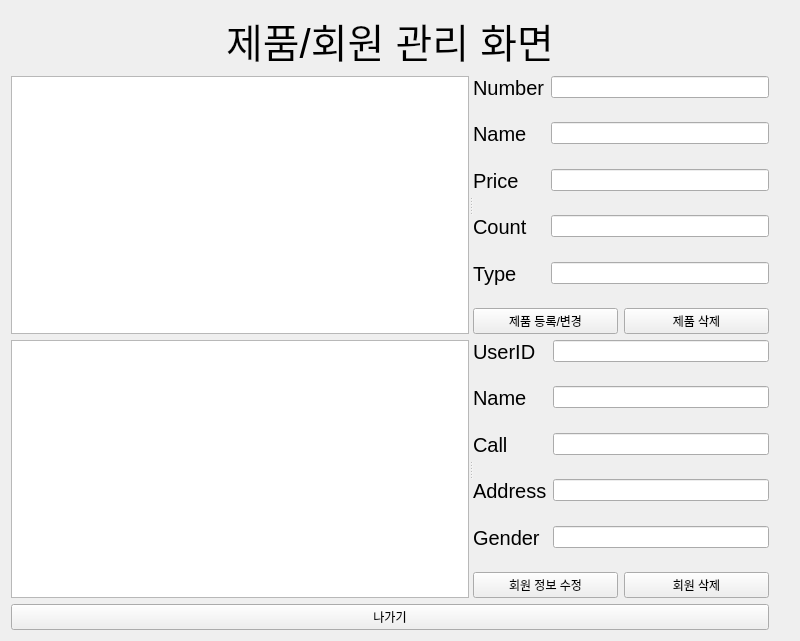
Before: the Qt Designer form productmanager.ui in YJinPort/Qt_DB_Project, drawn with Qt 5.
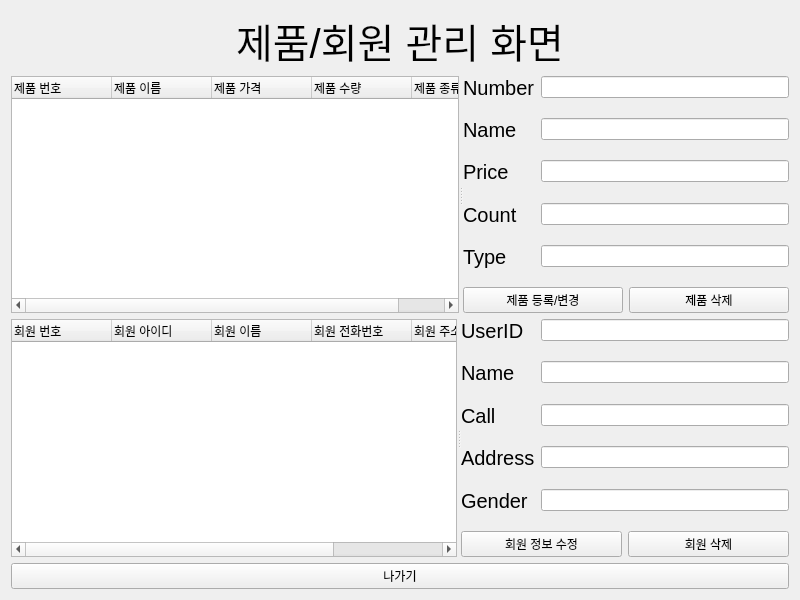
After: the same form once the commit is applied.

Diff of the .ui file:
```diff
--- a/productmanager.ui
+++ b/productmanager.ui
@@ -13,7 +13,7 @@
   <property name="windowTitle">
    <string>Form</string>
   </property>
-  <layout class="QHBoxLayout" name="horizontalLayout_3">
+  <layout class="QVBoxLayout" name="verticalLayout_4">
    <item>
     <layout class="QVBoxLayout" name="verticalLayout_3">
      <item>
@@ -36,25 +36,32 @@
        <property name="orientation">
         <enum>Qt::Horizontal</enum>
        </property>
-       <widget class="QTableView" name="productTableView">
-        <property name="minimumSize">
-         <size>
-          <width>458</width>
-          <height>258</height>
-         </size>
-        </property>
-        <property name="editTriggers">
-         <set>QAbstractItemView::NoEditTriggers</set>
-        </property>
-        <property name="alternatingRowColors">
-         <bool>true</bool>
-        </property>
-        <property name="selectionBehavior">
-         <enum>QAbstractItemView::SelectRows</enum>
-        </property>
-        <attribute name="verticalHeaderVisible">
-         <bool>false</bool>
-        </attribute>
+       <widget class="QTreeWidget" name="productListTreeWidget">
+        <column>
+         <property name="text">
+          <string>제품 번호</string>
+         </property>
+        </column>
+        <column>
+         <property name="text">
+          <string>제품 이름</string>
+         </property>
+        </column>
+        <column>
+         <property name="text">
+          <string>제품 가격</string>
+         </property>
+        </column>
+        <column>
+         <property name="text">
+          <string>제품 수량</string>
+         </property>
+        </column>
+        <column>
+         <property name="text">
+          <string>제품 종류</string>
+         </property>
+        </column>
        </widget>
        <widget class="QWidget" name="layoutWidget">
         <layout class="QVBoxLayout" name="verticalLayout">
@@ -159,6 +166,9 @@
            <item row="6" column="1">
             <widget class="QLineEdit" name="productCountLineEdit"/>
            </item>
+           <item row="8" column="1">
+            <widget class="QLineEdit" name="productTypeLineEdit"/>
+           </item>
            <item row="7" column="1">
             <spacer name="verticalSpacer_4">
              <property name="orientation">
@@ -184,9 +194,6 @@
              </property>
             </widget>
            </item>
-           <item row="8" column="1">
-            <widget class="QLineEdit" name="productTypeLineEdit"/>
-           </item>
            <item row="9" column="1">
             <spacer name="verticalSpacer_9">
              <property name="orientation">
@@ -234,25 +241,37 @@
        <property name="orientation">
         <enum>Qt::Horizontal</enum>
        </property>
-       <widget class="QTableView" name="clientListTableView">
-        <property name="minimumSize">
-         <size>
-          <width>458</width>
-          <height>258</height>
-         </size>
-        </property>
-        <property name="editTriggers">
-         <set>QAbstractItemView::NoEditTriggers</set>
-        </property>
-        <property name="alternatingRowColors">
-         <bool>true</bool>
-        </property>
-        <property name="selectionBehavior">
-         <enum>QAbstractItemView::SelectRows</enum>
-        </property>
-        <attribute name="verticalHeaderVisible">
-         <bool>false</bool>
-        </attribute>
+       <widget class="QTreeWidget" name="clientListTreeWidget">
+        <column>
+         <property name="text">
+          <string>회원 번호</string>
+         </property>
+        </column>
+        <column>
+         <property name="text">
+          <string>회원 아이디</string>
+         </property>
+        </column>
+        <column>
+         <property name="text">
+          <string>회원 이름</string>
+         </property>
+        </column>
+        <column>
+         <property name="text">
+          <string>회원 전화번호</string>
+         </property>
+        </column>
+        <column>
+         <property name="text">
+          <string>회원 주소</string>
+         </property>
+        </column>
+        <column>
+         <property name="text">
+          <string>회원 성별</string>
+         </property>
+        </column>
        </widget>
        <widget class="QWidget" name="layoutWidget">
         <layout class="QVBoxLayout" name="verticalLayout_2">
@@ -357,19 +376,6 @@
            <item row="6" column="1">
             <widget class="QLineEdit" name="userAddressLineEdit"/>
            </item>
-           <item row="7" column="1">
-            <spacer name="verticalSpacer_8">
-             <property name="orientation">
-              <enum>Qt::Vertical</enum>
-             </property>
-             <property name="sizeHint" stdset="0">
-              <size>
-               <width>20</width>
-               <height>40</height>
-              </size>
-             </property>
-            </spacer>
-           </item>
            <item row="8" column="0">
             <widget class="QLabel" name="userGenderLabel">
              <property name="font">
@@ -385,6 +391,19 @@
            <item row="8" column="1">
             <widget class="QLineEdit" name="userGenderLineEdit"/>
            </item>
+           <item row="7" column="1">
+            <spacer name="verticalSpacer_8">
+             <property name="orientation">
+              <enum>Qt::Vertical</enum>
+             </property>
+             <property name="sizeHint" stdset="0">
+              <size>
+               <width>20</width>
+               <height>40</height>
+              </size>
+             </property>
+            </spacer>
+           </item>
            <item row="9" column="1">
             <spacer name="verticalSpacer_10">
              <property name="orientation">
@@ -427,13 +446,6 @@
        </widget>
       </widget>
      </item>
-     <item>
-      <widget class="QPushButton" name="getOutPushButton">
-       <property name="text">
-        <string>나가기</string>
-       </property>
-      </widget>
-     </item>
     </layout>
    </item>
    <item>
@@ -449,6 +461,13 @@
      </property>
     </spacer>
    </item>
+   <item>
+    <widget class="QPushButton" name="getOutPushButton">
+     <property name="text">
+      <string>나가기</string>
+     </property>
+    </widget>
+   </item>
   </layout>
  </widget>
  <resources/>
```
